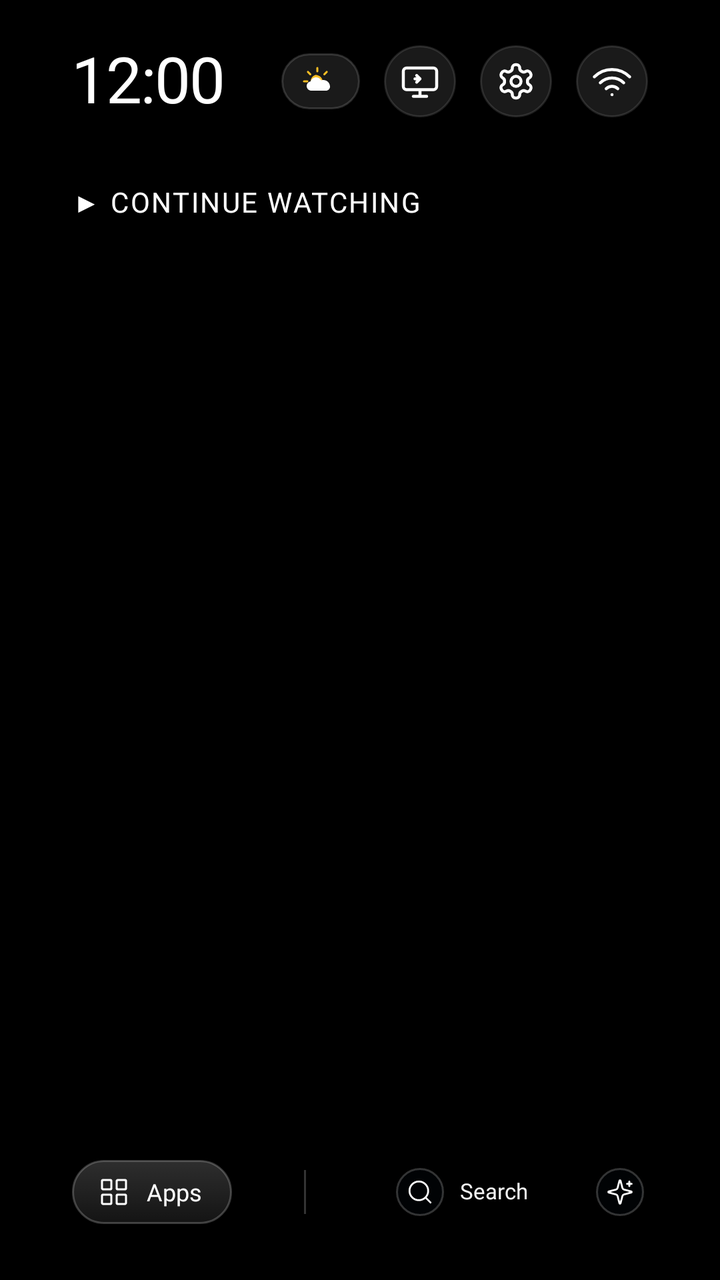
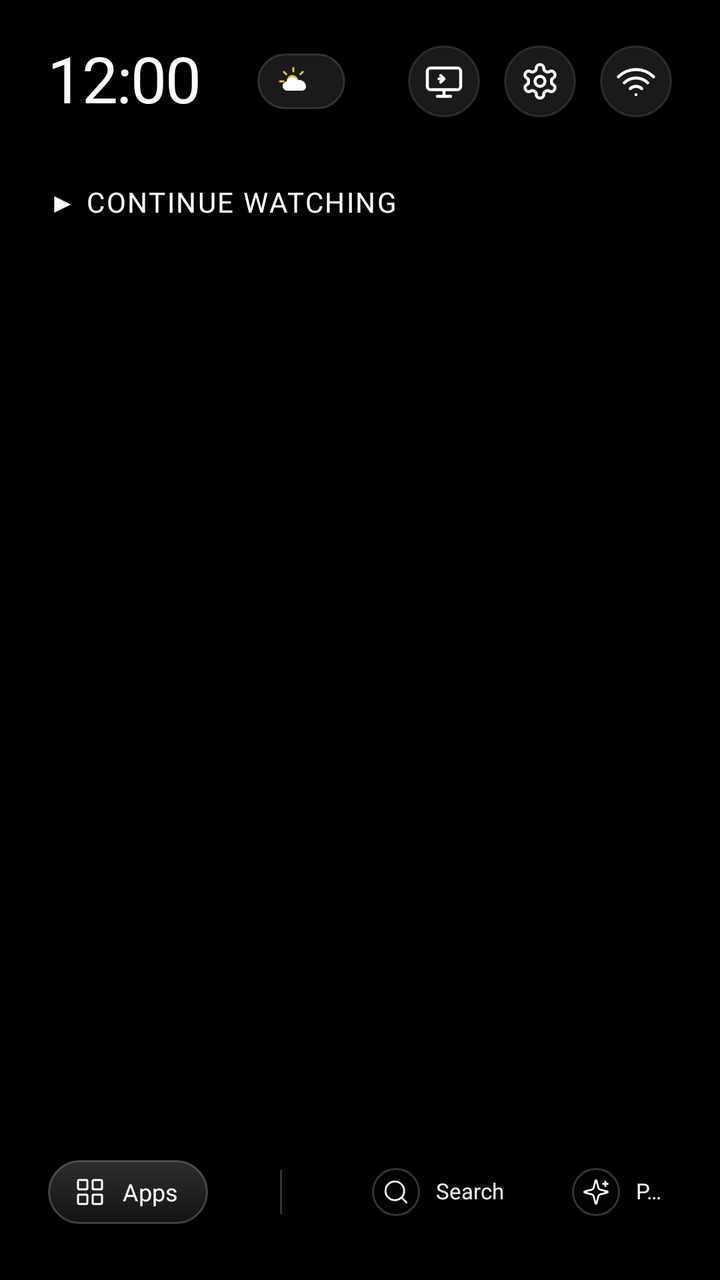

The first picture is an Android layout as it rendered before a commit; the second is the same layout after the commit. The layout source and the unified diff follow.
<!-- AndroidManifest.xml: application theme Theme.TvHome -->
<!-- res/layout/activity_main.xml -->
<?xml version="1.0" encoding="utf-8"?>
<FrameLayout xmlns:android="http://schemas.android.com/apk/res/android"
    android:id="@+id/root"
    android:layout_width="match_parent"
    android:layout_height="match_parent"
    android:background="@android:color/black">

    
    <ImageView
        android:id="@+id/wallpaper"
        android:layout_width="match_parent"
        android:layout_height="match_parent"
        android:scaleType="centerCrop"
        android:importantForAccessibility="no"
        android:visibility="gone" />

    <VideoView
        android:id="@+id/wallpaperVideo"
        android:layout_width="match_parent"
        android:layout_height="match_parent"
        android:importantForAccessibility="no"
        android:visibility="gone" />

    <View
        android:id="@+id/wallpaperDim"
        android:layout_width="match_parent"
        android:layout_height="match_parent"
        android:background="#2E000000"
        android:importantForAccessibility="no"
        android:visibility="gone" />

    <View
        android:id="@+id/scrimTop"
        android:layout_width="match_parent"
        android:layout_height="@dimen/scrim_top_height"
        android:layout_gravity="top"
        android:background="@drawable/scrim_top" />

    <View
        android:id="@+id/scrimBottom"
        android:layout_width="match_parent"
        android:layout_height="@dimen/scrim_bottom_height"
        android:layout_gravity="bottom"
        android:background="@drawable/scrim_bottom" />

    <LinearLayout
        android:layout_width="match_parent"
        android:layout_height="match_parent"
        android:orientation="vertical"
        android:paddingStart="@dimen/screen_padding_horizontal"
        android:paddingEnd="@dimen/screen_padding_horizontal"
        android:paddingTop="@dimen/screen_padding_top"
        android:paddingBottom="28dp"
        android:clipChildren="false"
        android:clipToPadding="false">

        
        <LinearLayout
            android:layout_width="match_parent"
            android:layout_height="wrap_content"
            android:orientation="horizontal"
            android:gravity="center_vertical">

            <LinearLayout
                android:layout_width="0dp"
                android:layout_height="wrap_content"
                android:layout_weight="1"
                android:orientation="horizontal"
                android:gravity="center_vertical">

                <TextClock
                    android:id="@+id/clock"
                    android:layout_width="wrap_content"
                    android:layout_height="wrap_content"
                    android:textColor="@color/text_primary"
                    android:textSize="32sp"
                    android:fontFamily="@font/outfit"
                    android:fontVariationSettings="'wght' 300"
                    android:letterSpacing="-0.02"
                    android:includeFontPadding="false"
                    android:format12Hour="h:mm"
                    android:format24Hour="H:mm"
                    android:singleLine="true" />

                <TextView
                    android:id="@+id/date"
                    android:layout_width="wrap_content"
                    android:layout_height="wrap_content"
                    android:layout_marginStart="14dp"
                    android:textColor="@color/text_secondary"
                    android:textSize="15sp"
                    android:fontFamily="@font/outfit"
                    android:fontVariationSettings="'wght' 400"
                    android:singleLine="true" />

                <LinearLayout
                    android:id="@+id/weatherPill"
                    android:layout_width="wrap_content"
                    android:layout_height="28dp"
                    android:layout_marginStart="14dp"
                    android:background="@drawable/weather_capsule_bg"
                    android:orientation="horizontal"
                    android:gravity="center_vertical"
                    android:paddingStart="9dp"
                    android:paddingEnd="11dp">

                    <ImageView
                        android:id="@+id/weatherIcon"
                        android:layout_width="18dp"
                        android:layout_height="18dp"
                        android:src="@drawable/ic_weather_sun_cloud"
                        android:scaleType="centerInside"
                        android:contentDescription="@null" />

                    <TextView
                        android:id="@+id/weatherText"
                        android:layout_width="wrap_content"
                        android:layout_height="wrap_content"
                        android:layout_marginStart="6dp"
                        android:maxWidth="160dp"
                        android:textColor="@color/text_primary"
                        android:textSize="14sp"
                        android:fontFamily="@font/outfit"
                        android:fontVariationSettings="'wght' 400"
                        android:singleLine="true"
                        android:ellipsize="end" />
                </LinearLayout>
            </LinearLayout>

            
            <LinearLayout
                android:id="@+id/topButtons"
                android:layout_width="wrap_content"
                android:layout_height="wrap_content"
                android:orientation="horizontal"
                android:gravity="center_vertical">

                <FrameLayout
                    android:id="@+id/btnInputs"
                    android:layout_width="36dp"
                    android:layout_height="36dp"
                    android:layout_marginStart="12dp"
                    android:background="@drawable/top_bar_btn_bg"
                    android:focusable="true"
                    android:clickable="true"
                    android:contentDescription="@string/inputs">

                    <ImageView
                        android:layout_width="20dp"
                        android:layout_height="20dp"
                        android:layout_gravity="center"
                        android:scaleType="centerInside"
                        android:duplicateParentState="true"
                        android:tint="@drawable/pill_text"
                        android:src="@drawable/ic_input" />
                </FrameLayout>

                <FrameLayout
                    android:id="@+id/btnSettings"
                    android:layout_width="36dp"
                    android:layout_height="36dp"
                    android:layout_marginStart="12dp"
                    android:background="@drawable/top_bar_btn_bg"
                    android:focusable="true"
                    android:clickable="true"
                    android:contentDescription="@string/settings">

                    <ImageView
                        android:layout_width="20dp"
                        android:layout_height="20dp"
                        android:layout_gravity="center"
                        android:scaleType="centerInside"
                        android:duplicateParentState="true"
                        android:tint="@drawable/pill_text"
                        android:src="@drawable/ic_settings" />
                </FrameLayout>

                <FrameLayout
                    android:id="@+id/btnWifi"
                    android:layout_width="36dp"
                    android:layout_height="36dp"
                    android:layout_marginStart="12dp"
                    android:background="@drawable/top_bar_btn_bg"
                    android:focusable="true"
                    android:clickable="true"
                    android:contentDescription="@string/wifi">

                    <ImageView
                        android:layout_width="20dp"
                        android:layout_height="20dp"
                        android:layout_gravity="center"
                        android:scaleType="centerInside"
                        android:duplicateParentState="true"
                        android:tint="@drawable/pill_text"
                        android:src="@drawable/ic_wifi" />
                </FrameLayout>
            </LinearLayout>
        </LinearLayout>

        
        <TextView
            android:id="@+id/topShelfLabel"
            style="@style/SectionLabel"
            android:layout_marginTop="32dp"
            android:layout_marginBottom="8dp"
            android:gravity="center_vertical"
            android:textSize="14sp"
            android:letterSpacing="0.06"
            android:fontVariationSettings="'wght' 600"
            android:textColor="@color/text_primary"
            android:text="@string/top_shelf_title" />

        <LinearLayout
            android:id="@+id/topShelfRow"
            android:layout_width="wrap_content"
            android:layout_height="wrap_content"
            android:orientation="horizontal"
            android:gravity="center_vertical"
            android:clipChildren="false"
            android:clipToPadding="false" />

        
        <Space
            android:layout_width="match_parent"
            android:layout_height="0dp"
            android:layout_weight="1" />

        
        <LinearLayout
            android:id="@+id/dockRow"
            android:layout_width="wrap_content"
            android:layout_height="wrap_content"
            android:layout_gravity="center_horizontal"
            android:orientation="horizontal"
            android:gravity="bottom"
            android:clipChildren="false"
            android:clipToPadding="false" />

        
        <LinearLayout
            android:id="@+id/bottomBar"
            android:layout_width="match_parent"
            android:layout_height="wrap_content"
            android:layout_marginTop="8dp"
            android:orientation="horizontal"
            android:gravity="center_vertical">

            <TextView
                android:id="@+id/btnApps"
                style="@style/AppsPill"
                android:drawableStart="@drawable/ic_apps"
                android:text="@string/nav_apps" />

            <View
                android:id="@+id/bottomDivider1"
                android:layout_width="1dp"
                android:layout_height="22dp"
                android:layout_marginStart="36dp"
                android:background="@color/divider_faint" />

            <LinearLayout
                android:id="@+id/btnSearch"
                style="@style/ToolButton"
                android:layout_marginStart="45dp"
                android:contentDescription="@string/nav_search">

                <FrameLayout
                    android:id="@+id/btnSearchCircle"
                    style="@style/ToolCircle">

                    <ImageView
                        android:id="@+id/btnSearchIcon"
                        style="@style/ToolIcon"
                        android:src="@drawable/ic_search" />
                </FrameLayout>

                <TextView
                    android:id="@+id/btnSearchLabel"
                    style="@style/ToolLabel"
                    android:text="@string/nav_search" />
            </LinearLayout>

            <LinearLayout
                android:id="@+id/btnPersonalize"
                style="@style/ToolButton"
                android:layout_marginStart="34dp"
                android:contentDescription="@string/personalize">

                <FrameLayout
                    android:id="@+id/btnPersonalizeCircle"
                    style="@style/ToolCircle">

                    <ImageView
                        android:id="@+id/btnPersonalizeIcon"
                        style="@style/ToolIcon"
                        android:src="@drawable/ic_sparkle" />
                </FrameLayout>

                <TextView
                    android:id="@+id/btnPersonalizeLabel"
                    style="@style/ToolLabel"
                    android:text="@string/personalize" />
            </LinearLayout>

            <View
                android:id="@+id/bottomDivider2"
                android:layout_width="1dp"
                android:layout_height="22dp"
                android:layout_marginStart="15dp"
                android:background="@color/divider_faint" />

            <LinearLayout
                android:id="@+id/btnThemes"
                style="@style/ToolButton"
                android:layout_marginStart="18dp"
                android:contentDescription="@string/nav_themes">

                <FrameLayout
                    android:id="@+id/btnThemesCircle"
                    style="@style/ToolCircle">

                    <ImageView
                        android:id="@+id/btnThemesIcon"
                        style="@style/ToolIcon"
                        android:src="@drawable/ic_globe" />
                </FrameLayout>

                <TextView
                    android:id="@+id/btnThemesLabel"
                    style="@style/ToolLabel"
                    android:text="@string/nav_themes" />
            </LinearLayout>

            <LinearLayout
                android:id="@+id/btnWeather"
                style="@style/ToolButton"
                android:layout_marginStart="32dp"
                android:contentDescription="@string/weather_title">

                <FrameLayout
                    android:id="@+id/btnWeatherCircle"
                    style="@style/ToolCircle">

                    <ImageView
                        android:id="@+id/btnWeatherIcon"
                        style="@style/ToolIcon"
                        android:src="@drawable/ic_weather_sun_cloud" />
                </FrameLayout>

                <TextView
                    android:id="@+id/btnWeatherLabel"
                    style="@style/ToolLabel"
                    android:text="@string/weather_title" />
            </LinearLayout>
        </LinearLayout>
    </LinearLayout>
</FrameLayout>
<!-- resources referenced by this layout -->
<resources>
  <color name="divider_faint">#33FFFFFF</color>
  <color name="text_primary">#FFFFFFFF</color>
  <color name="text_secondary">#F2FFFFFF</color>
  <dimen name="screen_padding_horizontal">36dp</dimen>
  <dimen name="screen_padding_top">22dp</dimen>
  <dimen name="scrim_bottom_height">460dp</dimen>
  <dimen name="scrim_top_height">320dp</dimen>
  <!-- drawable pill_text (drawable) -->
  <?xml version="1.0" encoding="utf-8"?>
  <selector xmlns:android="http://schemas.android.com/apk/res/android">
      <item android:state_focused="true" android:color="@color/pill_text_focused" />
      <item android:color="@color/pill_text_primary" />
  </selector>
  <!-- drawable scrim_bottom (drawable) -->
  <?xml version="1.0" encoding="utf-8"?>
  <shape xmlns:android="http://schemas.android.com/apk/res/android" android:shape="rectangle">
      <gradient
          android:angle="270"
          android:startColor="#00000000"
          android:centerColor="@color/scrim_bottom_mid"
          android:endColor="@color/scrim_bottom_end" />
  </shape>
  <!-- drawable scrim_top (drawable) -->
  <?xml version="1.0" encoding="utf-8"?>
  <shape xmlns:android="http://schemas.android.com/apk/res/android" android:shape="rectangle">
      <gradient
          android:angle="270"
          android:startColor="@color/scrim_top_start"
          android:endColor="#00000000" />
  </shape>
  <!-- drawable weather_capsule_bg (drawable) -->
  ﻿<?xml version="1.0" encoding="utf-8"?>
  <shape xmlns:android="http://schemas.android.com/apk/res/android" android:shape="rectangle">
      <solid android:color="#1AFFFFFF" />
      <stroke android:width="1dp" android:color="#26FFFFFF" />
      <corners android:radius="18dp" />
  </shape>
  <string name="inputs">Inputs</string>
  <string name="nav_apps">Apps</string>
  <string name="nav_search">Search</string>
  <string name="nav_themes">Themes</string>
  <string name="personalize">Personalize</string>
  <string name="settings">Settings</string>
  <string name="top_shelf_title">▶  CONTINUE WATCHING</string>
  <string name="weather_title">Weather</string>
  <string name="wifi">Wi-Fi</string>
  <style name="SectionLabel">
          <item name="android:layout_width">wrap_content</item>
          <item name="android:layout_height">wrap_content</item>
          <item name="android:textColor">@color/text_dim</item>
          <item name="android:textSize">12sp</item>
          <item name="android:fontFamily">@font/outfit</item>
          <item name="android:letterSpacing">0.18</item>
          <item name="android:textAllCaps">true</item>
      </style>
  <style name="ToolCircle">
          <item name="android:layout_width">@dimen/tool_circle_size</item>
          <item name="android:layout_height">@dimen/tool_circle_size</item>
          <item name="android:background">@drawable/tool_circle_bg</item>
          <item name="android:duplicateParentState">true</item>
      </style>
  <style name="Theme.TvHome" parent="android:Theme.Material.NoActionBar.Fullscreen">
          <item name="android:windowBackground">@android:color/black</item>
          <item name="android:colorBackground">@android:color/black</item>
          <item name="android:windowAnimationStyle">@null</item>
      </style>
  <color name="pill_text_focused">#FF111111</color>
  <color name="pill_text_primary">#FFFFFFFF</color>
  <color name="scrim_bottom_mid">#66000000</color>
  <color name="scrim_bottom_end">#B3000000</color>
  <color name="scrim_top_start">#8A000000</color>
  <dimen name="apps_pill_height">32dp</dimen>
  <dimen name="apps_pill_min_width">78dp</dimen>
  <color name="text_dim">#8CFFFFFF</color>
  <dimen name="tool_circle_size">24dp</dimen>
  <dimen name="tool_icon_size">14dp</dimen>
  <dimen name="tool_label_gap">8dp</dimen>
  <dimen name="pill_height">36dp</dimen>
  <color name="pill_focused">#F5FFFFFF</color>
  <dimen name="pill_radius">18dp</dimen>
  <color name="pill_fill_top">#2EFFFFFF</color>
  <color name="pill_fill_bottom">#14FFFFFF</color>
  <color name="pill_stroke">#38FFFFFF</color>
  <!-- unchanged entries left out for length: 16 -->
</resources>

<!-- the commit's change to res/layout/activity_main.xml (unified diff, before → after) -->
@@ -28,6 +28,14 @@
         android:background="#2E000000"
         android:importantForAccessibility="no"
         android:visibility="gone" />
+
+    
+    <View
+        android:id="@+id/ambient"
+        android:layout_width="match_parent"
+        android:layout_height="match_parent"
+        android:alpha="0"
+        android:importantForAccessibility="no" />
 
     <View
         android:id="@+id/scrimTop"
@@ -215,7 +223,7 @@
             android:layout_width="wrap_content"
             android:layout_height="wrap_content"
             android:orientation="horizontal"
-            android:gravity="center_vertical"
+            android:gravity="top"
             android:clipChildren="false"
             android:clipToPadding="false" />
 
<!-- resource entries referenced after the edit -->
@@ -3,7 +3,7 @@
   <color name="divider_faint">#33FFFFFF</color>
   <color name="text_primary">#FFFFFFFF</color>
   <color name="text_secondary">#F2FFFFFF</color>
-  <dimen name="screen_padding_horizontal">36dp</dimen>
+  <dimen name="screen_padding_horizontal">24dp</dimen>
   <dimen name="screen_padding_top">22dp</dimen>
   <dimen name="scrim_bottom_height">460dp</dimen>
   <dimen name="scrim_top_height">320dp</dimen>
